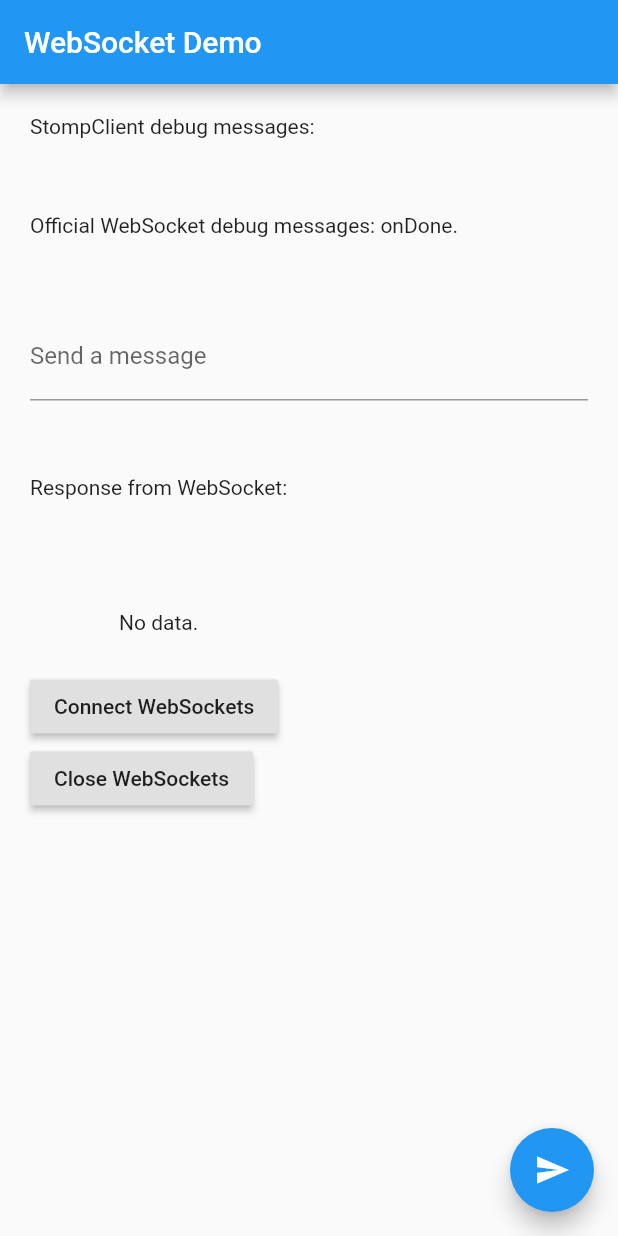
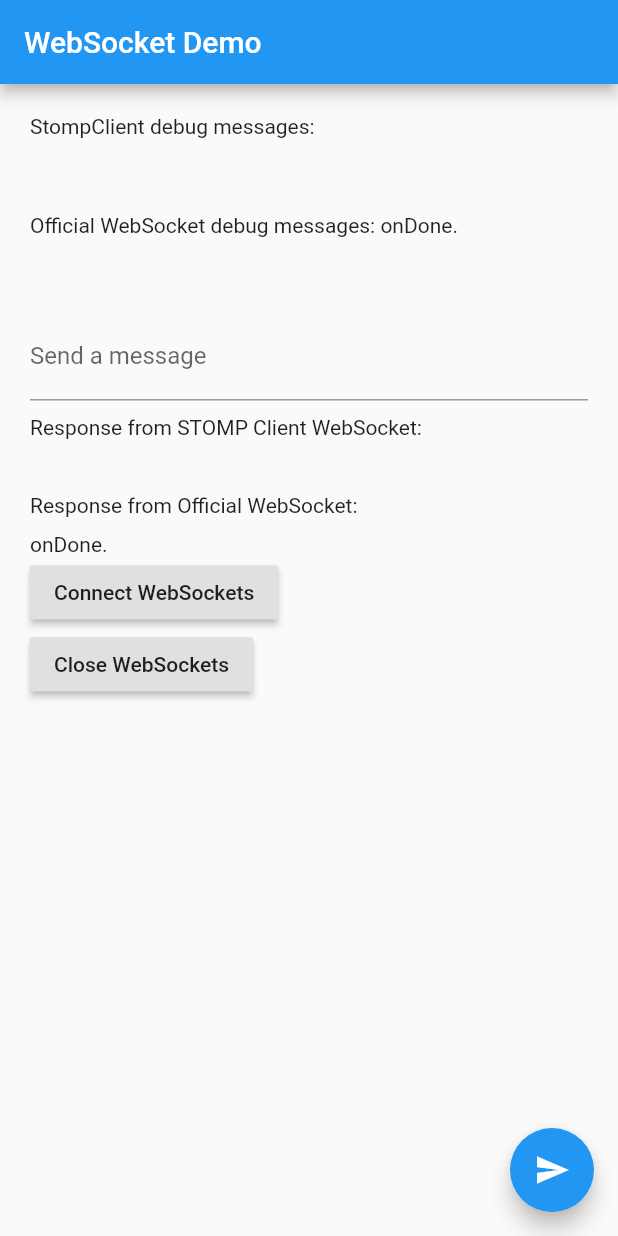
Before and after one commit to tkhenghong/flutter_websocket_test, a Flutter app: the screen it shows after launch, after a tap on "Connect WebSockets", on a phone screen of 412 x 824 dp. Run offline on Flutter 3.47's test engine with Material 2 defaults, Android fonts, the phone set to English and light mode, and no system bars; missing offline and left inert: stomp_dart_client; network calls fail.

Commit message:
Sligt adjustmest in UI design, view debug and response messages from Websocket better in UI and console

```diff
--- a/lib/main.dart
+++ b/lib/main.dart
@@ -51,6 +51,9 @@ class _MyHomePageState extends State<MyHomePage> {
   // Correct URL (Connect to self made websocket-demo project: 'ws://192.168.88.156:8080/ws/websocket')
   // Correct URL: (Connect to self made juno-titan/titan-rest project: 'wss://vmerchant.neurogine.com/rest/secured/socket/websocket')
   String url = 'ws://192.168.0.195:8080/ws/websocket';
+
+  // String url = 'ws://echo.websocket.org';
+
   String stompTopic = '/topic/public';
   String stompSendMessageTopic = '/app/chat.sendMessage';
 
@@ -132,8 +135,10 @@ class _MyHomePageState extends State<MyHomePage> {
       });
     }, onError: (onError) {
       print("main.dart onError: $onError");
+      print("main.dart onError.message: ${onError.message}");
+      // print("main.dart onError.inner: ${onError.inner}");
       setState(() {
-        officialWebSocketDebugMessage = onError;
+        officialWebSocketDebugMessage = onError.message;
       });
     }, onDone: () {
       print("main.dart onDone.");
@@ -164,7 +169,7 @@ class _MyHomePageState extends State<MyHomePage> {
       stompClient.deactivate();
     }
     if (enableOfficialWebSocket) {
-      webSocketChannel.sink.close();
+      webSocketChannel.sink.close(WebSocketStatus.goingAway);
     }
   }
 
@@ -181,8 +186,9 @@ class _MyHomePageState extends State<MyHomePage> {
 
   @override
   Widget build(BuildContext context) {
-    return MaterialApp(
-      home: Scaffold(
+    return GestureDetector(
+      onTap: () => FocusScope.of(context).requestFocus(FocusNode()),
+      child: Scaffold(
         appBar: AppBar(
           title: Text(widget.title),
         ),
@@ -204,26 +210,36 @@ class _MyHomePageState extends State<MyHomePage> {
                   child: TextFormField(
                     controller: _controller,
                     decoration: InputDecoration(labelText: 'Send a message'),
+                    onFieldSubmitted: (String message) {
+                      _sendMessage();
+                    },
                   ),
                 ),
-                StreamBuilder(
-                  stream: webSocketStream,
-                  builder: (context, snapshot) {
-                    if (snapshot.hasData) {
-                      print("snapshot.data: " + snapshot.data.toString());
-                    }
-                    return Column(
-                      children: [
-                        SizedBox(height: 50,),
-                        Text('Response from WebSocket:'),
-                        SizedBox(height: 50,),
-                        Padding(
-                          padding: const EdgeInsets.symmetric(vertical: 24.0),
-                          child: Text(snapshot.hasData ? '${snapshot.data}' : 'No data.'),
-                        )
-                      ],
-                    );
-                  },
+                Column(
+                  crossAxisAlignment: CrossAxisAlignment.start,
+                  children: [
+                    SizedBox(
+                      height: 10,
+                    ),
+                    Text('Response from STOMP Client WebSocket:'),
+                    SizedBox(
+                      height: 10,
+                    ),
+                    Text(''),
+                  ],
+                ),
+                Column(
+                  crossAxisAlignment: CrossAxisAlignment.start,
+                  children: [
+                    SizedBox(
+                      height: 10,
+                    ),
+                    Text('Response from Official WebSocket:'),
+                    SizedBox(
+                      height: 10,
+                    ),
+                    Text(officialWebSocketDebugMessage.isNotEmpty ? officialWebSocketDebugMessage : 'No data.'),
+                  ],
                 ),
                 RaisedButton(
                   child: Text('Connect WebSockets'),
```
